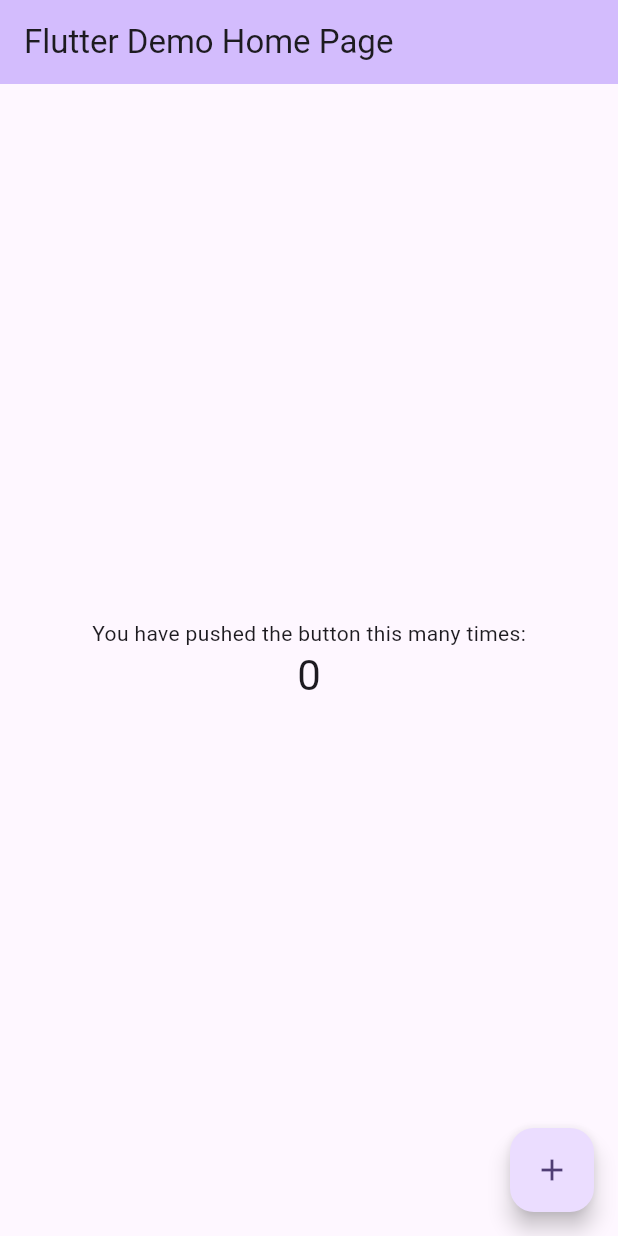
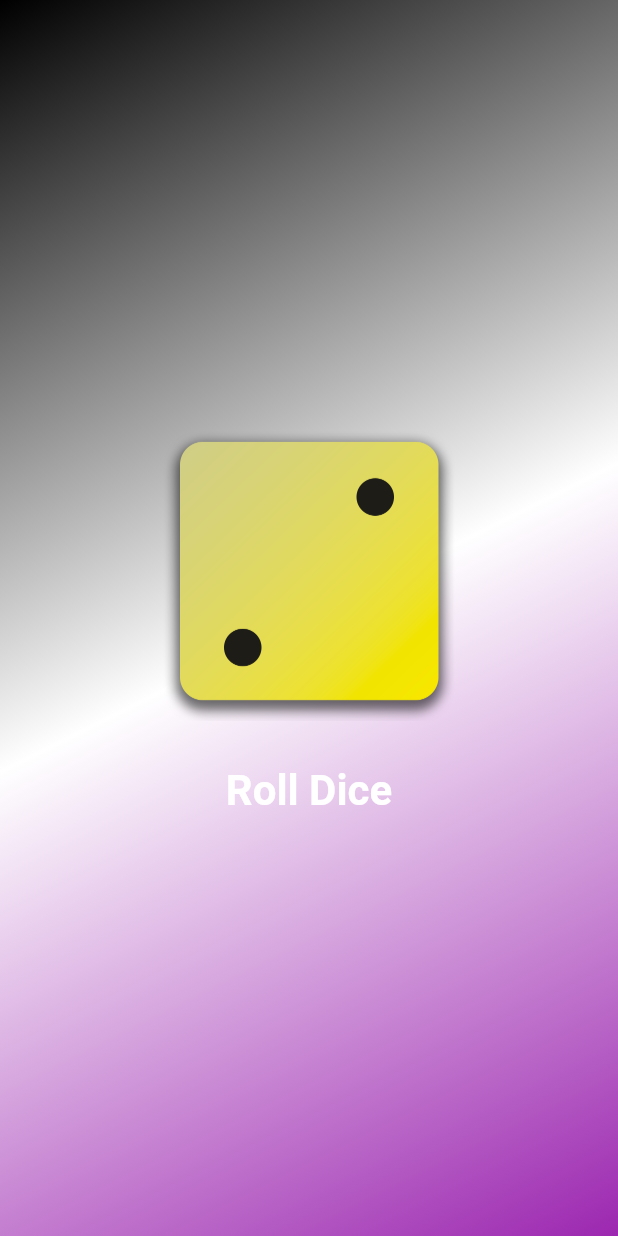
Before and after one commit to acaciaterra/dice-roller, a Flutter app: the screen it shows after launch, on a phone screen of 412 x 824 dp. Run offline on Flutter 3.47's test engine with Material 3 defaults, Android fonts, the phone set to English and light mode, and no system bars.

Commit message:
Adding images as assets, new Widget classes. The app does what it should.

```diff
--- /dev/null
+++ b/dice_roller_app/lib/colorful_container.dart
@@ -0,0 +1,27 @@
+import 'package:dice_roller_app/dice_roller.dart';
+import 'package:flutter/material.dart';
+
+class ColorfulContainer extends StatelessWidget {
+  const ColorfulContainer({
+    super.key,
+    required this.colors,
+  });
+
+  final List<Color> colors;
+
+  @override
+  Widget build(BuildContext context) {
+    return Container(
+      decoration: BoxDecoration(
+        gradient: LinearGradient(
+          colors: colors,
+          begin: Alignment.topLeft,
+          end: Alignment.bottomRight,
+        ),
+      ),
+      child: const Center(
+        child: DiceRoller(),
+      ),
+    );
+  }
+}
--- /dev/null
+++ b/dice_roller_app/lib/dice_roller.dart
@@ -0,0 +1,50 @@
+import 'dart:math';
+import 'package:flutter/material.dart';
+
+final randomizer = Random();
+
+class DiceRoller extends StatefulWidget {
+  const DiceRoller({super.key});
+
+  @override
+  State<DiceRoller> createState() {
+    return _DiceRollerState();
+  }
+}
+
+class _DiceRollerState extends State<DiceRoller> {
+  var currentDiceRoll = 2;
+
+  void rollDice() {
+    setState(() {
+      currentDiceRoll = randomizer.nextInt(6) + 1;
+    });
+  }
+
+  @override
+  Widget build(context) {
+    return Column(
+      mainAxisSize: MainAxisSize.min,
+      children: [
+        Image.asset(
+          'assets/images/dice-$currentDiceRoll.png',
+          width: 200,
+        ),
+        TextButton(
+          onPressed: rollDice,
+          style: TextButton.styleFrom(
+            padding: const EdgeInsets.only(
+              top: 30,
+            ),
+            foregroundColor: Colors.white,
+            textStyle: const TextStyle(
+              fontSize: 28,
+              fontWeight: FontWeight.bold,
+            ),
+          ),
+          child: const Text('Roll Dice'),
+        )
+      ],
+    );
+  }
+}
--- a/dice_roller_app/lib/main.dart
+++ b/dice_roller_app/lib/main.dart
@@ -1,125 +1,13 @@
+import 'package:dice_roller_app/colorful_container.dart';
 import 'package:flutter/material.dart';
 
 void main() {
-  runApp(const MyApp());
+  runApp(
+    const MaterialApp(
+      home: Scaffold(
+        body: ColorfulContainer(
+            colors: [Colors.black, Colors.white, Colors.purple]),
+      ),
+    ),
+  );
 }
-
-class MyApp extends StatelessWidget {
-  const MyApp({super.key});
-
-  // This widget is the root of your application.
-  @override
-  Widget build(BuildContext context) {
-    return MaterialApp(
-      title: 'Flutter Demo',
-      theme: ThemeData(
-        // This is the theme of your application.
-        //
-        // TRY THIS: Try running your application with "flutter run". You'll see
-        // the application has a purple toolbar. Then, without quitting the app,
-        // try changing the seedColor in the colorScheme below to Colors.green
-        // and then invoke "hot reload" (save your changes or press the "hot
-        // reload" button in a Flutter-supported IDE, or press "r" if you used
-        // the command line to start the app).
-        //
-        // Notice that the counter didn't reset back to zero; the application
-        // state is not lost during the reload. To reset the state, use hot
-        // restart instead.
-        //
-        // This works for code too, not just values: Most code changes can be
-        // tested with just a hot reload.
-        colorScheme: ColorScheme.fromSeed(seedColor: Colors.deepPurple),
-        useMaterial3: true,
-      ),
-      home: const MyHomePage(title: 'Flutter Demo Home Page'),
-    );
-  }
-}
-
-class MyHomePage extends StatefulWidget {
-  const MyHomePage({super.key, required this.title});
-
-  // This widget is the home page of your application. It is stateful, meaning
-  // that it has a State object (defined below) that contains fields that affect
-  // how it looks.
-
-  // This class is the configuration for the state. It holds the values (in this
-  // case the title) provided by the parent (in this case the App widget) and
-  // used by the build method of the State. Fields in a Widget subclass are
-  // always marked "final".
-
-  final String title;
-
-  @override
-  State<MyHomePage> createState() => _MyHomePageState();
-}
-
-class _MyHomePageState extends State<MyHomePage> {
-  int _counter = 0;
-
-  void _incrementCounter() {
-    setState(() {
-      // This call to setState tells the Flutter framework that something has
-      // changed in this State, which causes it to rerun the build method below
-      // so that the display can reflect the updated values. If we changed
-      // _counter without calling setState(), then the build method would not be
-      // called again, and so nothing would appear to happen.
-      _counter++;
-    });
-  }
-
-  @override
-  Widget build(BuildContext context) {
-    // This method is rerun every time setState is called, for instance as done
-    // by the _incrementCounter method above.
-    //
-    // The Flutter framework has been optimized to make rerunning build methods
-    // fast, so that you can just rebuild anything that needs updating rather
-    // than having to individually change instances of widgets.
-    return Scaffold(
-      appBar: AppBar(
-        // TRY THIS: Try changing the color here to a specific color (to
-        // Colors.amber, perhaps?) and trigger a hot reload to see the AppBar
-        // change color while the other colors stay the same.
-        backgroundColor: Theme.of(context).colorScheme.inversePrimary,
-        // Here we take the value from the MyHomePage object that was created by
-        // the App.build method, and use it to set our appbar title.
-        title: Text(widget.title),
-      ),
-      body: Center(
-        // Center is a layout widget. It takes a single child and positions it
-        // in the middle of the parent.
-        child: Column(
-          // Column is also a layout widget. It takes a list of children and
-          // arranges them vertically. By default, it sizes itself to fit its
-          // children horizontally, and tries to be as tall as its parent.
-          //
-          // Column has various properties to control how it sizes itself and
-          // how it positions its children. Here we use mainAxisAlignment to
-          // center the children vertically; the main axis here is the vertical
-          // axis because Columns are vertical (the cross axis would be
-          // horizontal).
-          //
-          // TRY THIS: Invoke "debug painting" (choose the "Toggle Debug Paint"
-          // action in the IDE, or press "p" in the console), to see the
-          // wireframe for each widget.
-          mainAxisAlignment: MainAxisAlignment.center,
-          children: <Widget>[
-            const Text(
-              'You have pushed the button this many times:',
-            ),
-            Text(
-              '$_counter',
-              style: Theme.of(context).textTheme.headlineMedium,
-            ),
-          ],
-        ),
-      ),
-      floatingActionButton: FloatingActionButton(
-        onPressed: _incrementCounter,
-        tooltip: 'Increment',
-        child: const Icon(Icons.add),
-      ), // This trailing comma makes auto-formatting nicer for build methods.
-    );
-  }
-}
--- /dev/null
+++ b/dice_roller_app/lib/stylized_text.dart
@@ -0,0 +1,23 @@
+import 'package:flutter/material.dart';
+
+class StylizedText extends StatelessWidget {
+  const StylizedText(
+    this.text, {
+    super.key,
+  });
+
+  final String text;
+
+  @override
+  Widget build(BuildContext context) {
+    return Text(
+      text,
+      style: const TextStyle(
+        color: Colors.orangeAccent,
+        fontSize: 30,
+        decoration: TextDecoration.underline,
+        letterSpacing: 4,
+      ),
+    );
+  }
+}
```
Also changed, not shown: dice_roller_app/pubspec.yaml (+7 -1 lines), dice_roller_app/assets/images/dice-1.png (added), dice_roller_app/assets/images/dice-2.png (added), dice_roller_app/assets/images/dice-3.png (added), dice_roller_app/assets/images/dice-4.png (added), dice_roller_app/assets/images/dice-5.png (added), dice_roller_app/assets/images/dice-6.png (added), 2 other files.
